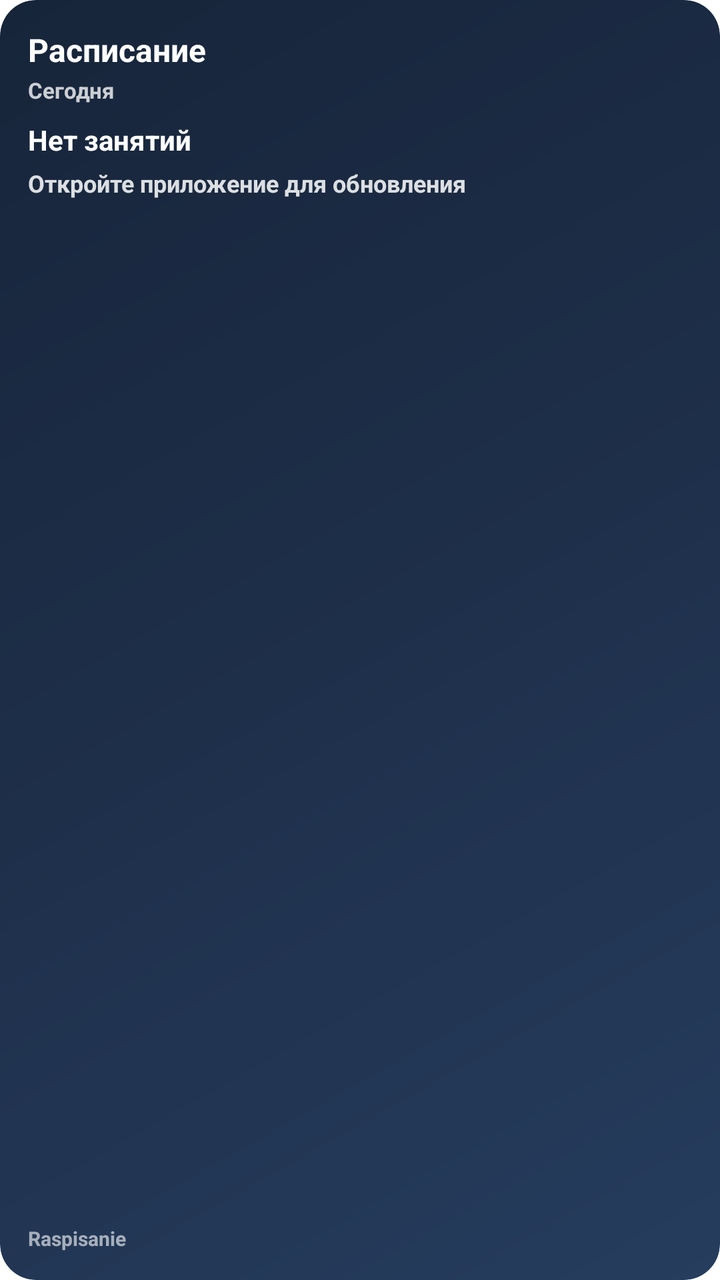
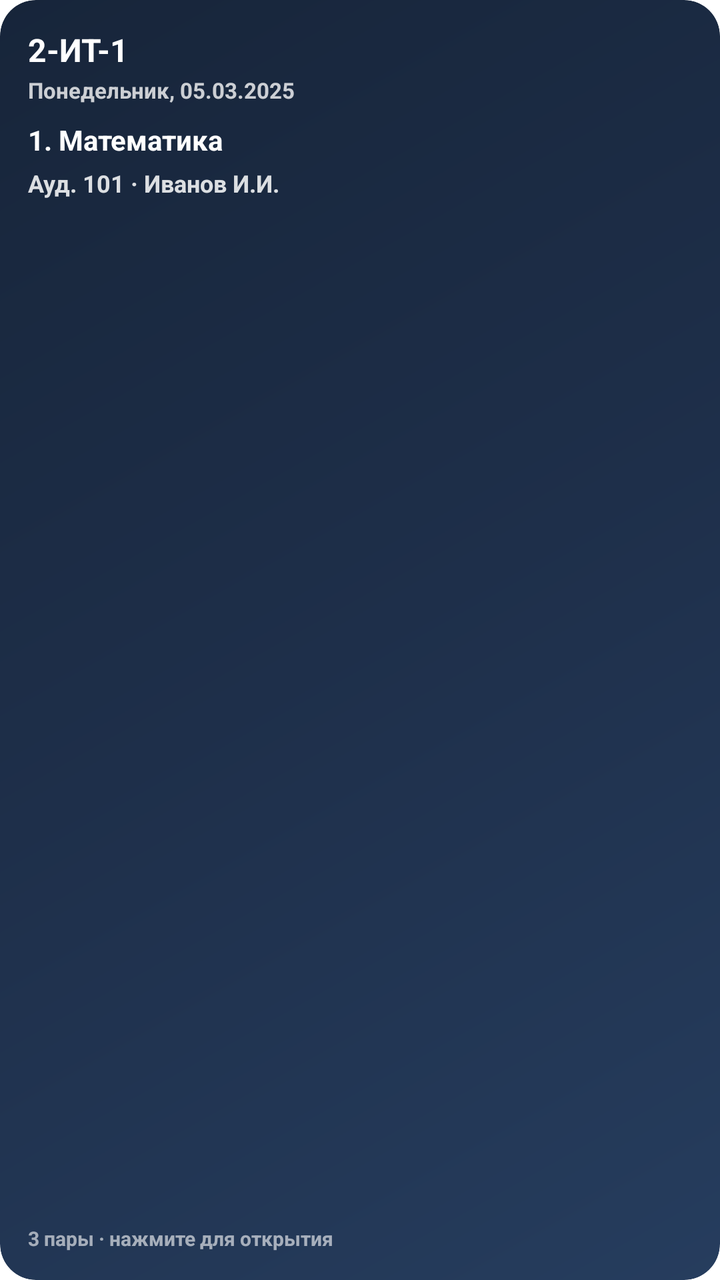

Screens rendered from an Android XML layout before and after an edit, with the pre-edit source and the edit as a unified diff.
<!-- AndroidManifest.xml: fallback theme Theme.MaterialComponents.DayNight.NoActionBar -->
<!-- res/layout/schedule_widget_layout.xml -->
<?xml version="1.0" encoding="utf-8"?>
<LinearLayout xmlns:android="http://schemas.android.com/apk/res/android"
    android:id="@+id/widget_root"
    android:layout_width="match_parent"
    android:layout_height="match_parent"
    android:background="@drawable/widget_background"
    android:clipToOutline="true"
    android:orientation="vertical">

    <TextView
        android:id="@+id/widget_title"
        android:layout_width="match_parent"
        android:layout_height="wrap_content"
        android:ellipsize="end"
        android:maxLines="1"
        android:text="Расписание"
        android:textColor="#FFFFFFFF"
        android:textSize="16sp"
        android:textStyle="bold" />

    <TextView
        android:id="@+id/widget_subtitle"
        android:layout_width="match_parent"
        android:layout_height="wrap_content"
        android:layout_marginTop="2dp"
        android:ellipsize="end"
        android:maxLines="1"
        android:text="Сегодня"
        android:textColor="#C7FFFFFF"
        android:textSize="11sp"
        android:textStyle="bold" />

    <TextView
        android:id="@+id/widget_primary"
        android:layout_width="match_parent"
        android:layout_height="wrap_content"
        android:layout_marginTop="8dp"
        android:ellipsize="end"
        android:maxLines="1"
        android:text="Нет занятий"
        android:textColor="#FFFFFFFF"
        android:textSize="14sp"
        android:textStyle="bold" />

    <TextView
        android:id="@+id/widget_secondary"
        android:layout_width="match_parent"
        android:layout_height="wrap_content"
        android:layout_marginTop="4dp"
        android:ellipsize="end"
        android:maxLines="2"
        android:text="Откройте приложение для обновления"
        android:textColor="#D9FFFFFF"
        android:textSize="12sp"
        android:textStyle="bold" />

    <ListView
        android:id="@+id/widget_list"
        android:layout_width="match_parent"
        android:layout_height="0dp"
        android:layout_marginTop="6dp"
        android:layout_weight="1"
        android:divider="@android:color/transparent"
        android:dividerHeight="4dp"
        android:scrollbars="vertical" />

    <TextView
        android:id="@+id/widget_empty"
        android:layout_width="match_parent"
        android:layout_height="wrap_content"
        android:layout_marginTop="6dp"
        android:text="Нет пар на день"
        android:textColor="#B3FFFFFF"
        android:textSize="11sp"
        android:visibility="gone" />

    <TextView
        android:id="@+id/widget_footer"
        android:layout_width="match_parent"
        android:layout_height="wrap_content"
        android:layout_marginTop="6dp"
        android:ellipsize="end"
        android:maxLines="1"
        android:text="Raspisanie"
        android:textColor="#99FFFFFF"
        android:textSize="10sp"
        android:textStyle="bold" />

</LinearLayout>
<!-- resources referenced by this layout -->
<resources>
  <!-- drawable widget_background (drawable) -->
  <?xml version="1.0" encoding="utf-8"?>
  <shape xmlns:android="http://schemas.android.com/apk/res/android"
      android:shape="rectangle">
      <corners android:radius="18dp" />
      <gradient
          android:angle="315"
          android:startColor="#17253A"
          android:centerColor="#1E2F4A"
          android:endColor="#263D5E" />
      <padding
          android:left="14dp"
          android:top="14dp"
          android:right="14dp"
          android:bottom="14dp" />
  </shape>
</resources>

<!-- the commit's change to res/layout/schedule_widget_layout.xml (unified diff, before → after) -->
@@ -13,7 +13,7 @@
         android:layout_height="wrap_content"
         android:ellipsize="end"
         android:maxLines="1"
-        android:text="Расписание"
+        android:text="2-ИТ-1"
         android:textColor="#FFFFFFFF"
         android:textSize="16sp"
         android:textStyle="bold" />
@@ -25,7 +25,7 @@
         android:layout_marginTop="2dp"
         android:ellipsize="end"
         android:maxLines="1"
-        android:text="Сегодня"
+        android:text="Понедельник, 05.03.2025"
         android:textColor="#C7FFFFFF"
         android:textSize="11sp"
         android:textStyle="bold" />
@@ -37,7 +37,7 @@
         android:layout_marginTop="8dp"
         android:ellipsize="end"
         android:maxLines="1"
-        android:text="Нет занятий"
+        android:text="1. Математика"
         android:textColor="#FFFFFFFF"
         android:textSize="14sp"
         android:textStyle="bold" />
@@ -49,7 +49,7 @@
         android:layout_marginTop="4dp"
         android:ellipsize="end"
         android:maxLines="2"
-        android:text="Откройте приложение для обновления"
+        android:text="Ауд. 101 · Иванов И.И."
         android:textColor="#D9FFFFFF"
         android:textSize="12sp"
         android:textStyle="bold" />
@@ -81,7 +81,7 @@
         android:layout_marginTop="6dp"
         android:ellipsize="end"
         android:maxLines="1"
-        android:text="Raspisanie"
+        android:text="3 пары · нажмите для открытия"
         android:textColor="#99FFFFFF"
         android:textSize="10sp"
         android:textStyle="bold" />
